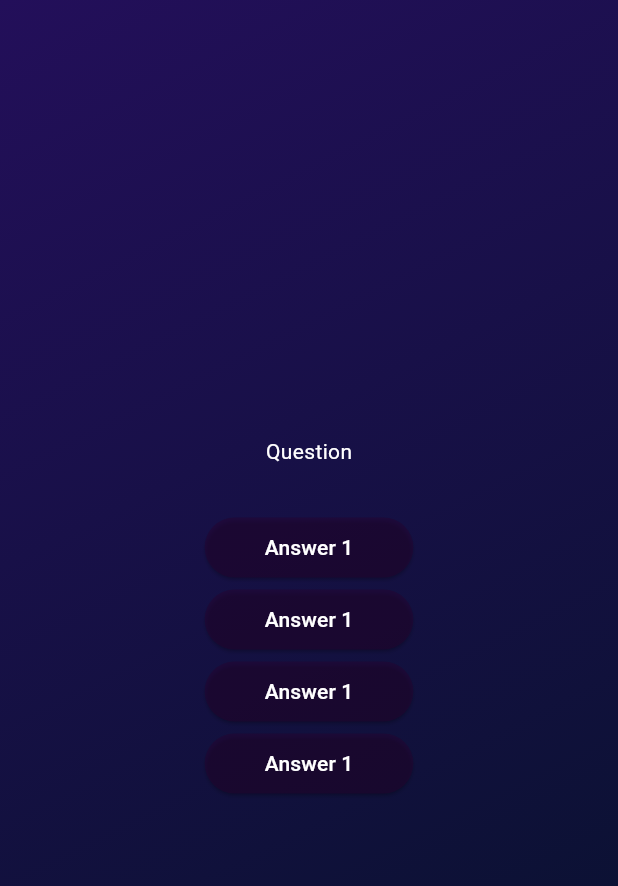
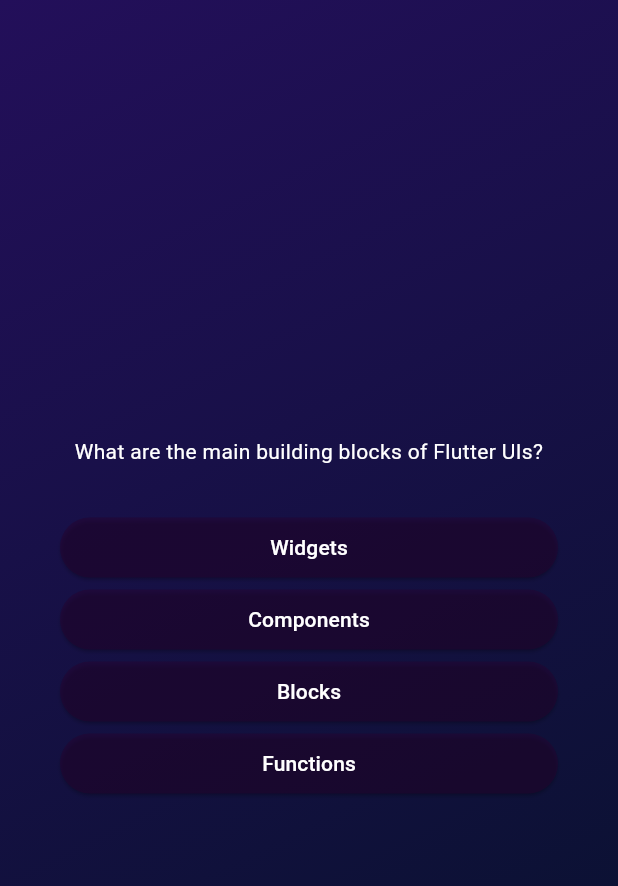
Before and after one commit to GulsahDuzgun/Flutter, a Flutter app: the screen it shows after launch, after a tap on "Start Quiz", on a phone screen of 412 x 824 dp. Shown: the top 886 px of the screen. Run offline on Flutter 3.47's test engine with Material 3 defaults, Android fonts, the phone set to English and light mode, and no system bars.

Commit message:
get items with map

```diff
--- a/quiz_app/lib/main.dart
+++ b/quiz_app/lib/main.dart
@@ -8,6 +8,7 @@ void main() {
     MaterialApp(
       home: Scaffold(
         body: Container(
+          padding: EdgeInsets.all(40),
           decoration: const BoxDecoration(
             gradient: LinearGradient(
               colors: [
--- a/quiz_app/lib/questions_screen.dart
+++ b/quiz_app/lib/questions_screen.dart
@@ -1,6 +1,7 @@
 import 'package:flutter/material.dart';
 import 'package:flutter/widgets.dart';
 import 'package:quiz_app/custom_answer_btn.dart';
+import 'package:quiz_app/data/questions.dart';
 
 class QuestionsScreen extends StatefulWidget {
   const QuestionsScreen({super.key});
@@ -14,17 +15,23 @@ class QuestionsScreen extends StatefulWidget {
 class _QuestionsScreen extends State<QuestionsScreen> {
   @override
   Widget build(context) {
+    final question1 = questions[0];
+
     return SizedBox(
       width: double.infinity,
       child: Column(
         mainAxisAlignment: MainAxisAlignment.center,
+        crossAxisAlignment: CrossAxisAlignment.stretch,
         children: [
-          const Text("Question", style: TextStyle(color: Colors.white)),
+          Text(
+            questions[0].questionText,
+            textAlign: TextAlign.center,
+            style: TextStyle(color: Colors.white),
+          ),
           const SizedBox(height: 30),
-          CustomAnswerBtn(btnText: "Answer 1", onTap: () {}),
-          CustomAnswerBtn(btnText: "Answer 1", onTap: () {}),
-          CustomAnswerBtn(btnText: "Answer 1", onTap: () {}),
-          CustomAnswerBtn(btnText: "Answer 1", onTap: () {}),
+          ...question1.answers.map((answer) {
+            return CustomAnswerBtn(btnText: answer, onTap: () {});
+          }),
         ],
       ),
     );
--- a/quiz_app/lib/splash_screen.dart
+++ b/quiz_app/lib/splash_screen.dart
@@ -3,7 +3,7 @@ import 'package:quiz_app/questions_screen.dart';
 import 'package:quiz_app/quiz.dart';
 
 class SplashScreen extends StatefulWidget {
-  SplashScreen({super.key});
+  const SplashScreen({super.key});
 
   @override
   State<SplashScreen> createState() {
```
